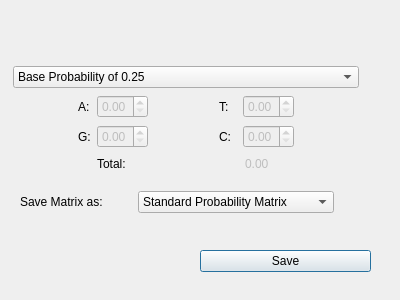
The window that src/askBaseProb.ui (TaronSilver/genom) describes before a commit, drawn with Qt 5.
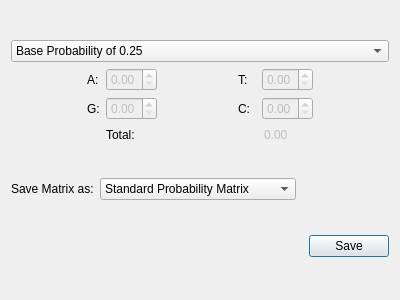
The same window after the commit.

```diff
--- a/src/askBaseProb.ui
+++ b/src/askBaseProb.ui
@@ -13,15 +13,76 @@
   <property name="windowTitle">
    <string>Dialog</string>
   </property>
-  <widget class="QWidget" name="layoutWidget">
-   <property name="geometry">
-    <rect>
-     <x>13</x>
-     <y>65</y>
-     <width>346</width>
-     <height>111</height>
-    </rect>
-   </property>
+  <layout class="QGridLayout" name="gridLayout_2">
+   <item row="3" column="1">
+    <widget class="QPushButton" name="buttonSave">
+     <property name="text">
+      <string>Save</string>
+     </property>
+    </widget>
+   </item>
+   <item row="3" column="0">
+    <spacer name="horizontalSpacer_7">
+     <property name="orientation">
+      <enum>Qt::Horizontal</enum>
+     </property>
+     <property name="sizeHint" stdset="0">
+      <size>
+       <width>40</width>
+       <height>20</height>
+      </size>
+     </property>
+    </spacer>
+   </item>
+   <item row="1" column="0" colspan="2">
+    <layout class="QGridLayout" name="gridLayout">
+     <item row="0" column="1">
+      <widget class="QComboBox" name="chooseMatrix">
+       <item>
+        <property name="text">
+         <string>Standard Probability Matrix</string>
+        </property>
+       </item>
+       <item>
+        <property name="text">
+         <string>Normalized Probability Matrix</string>
+        </property>
+       </item>
+       <item>
+        <property name="text">
+         <string>Standard Logarithmic Matrix</string>
+        </property>
+       </item>
+       <item>
+        <property name="text">
+         <string>Normalized Logarithmic Matrix</string>
+        </property>
+       </item>
+      </widget>
+     </item>
+     <item row="0" column="0">
+      <widget class="QLabel" name="label_2">
+       <property name="text">
+        <string>Save Matrix as:</string>
+       </property>
+      </widget>
+     </item>
+     <item row="0" column="2">
+      <spacer name="horizontalSpacer_8">
+       <property name="orientation">
+        <enum>Qt::Horizontal</enum>
+       </property>
+       <property name="sizeHint" stdset="0">
+        <size>
+         <width>40</width>
+         <height>20</height>
+        </size>
+       </property>
+      </spacer>
+     </item>
+    </layout>
+   </item>
+   <item row="0" column="0" colspan="2">
    <layout class="QGridLayout" name="gridLayout_3">
     <item row="2" column="2">
      <widget class="QDoubleSpinBox" name="spinA">
@@ -253,63 +314,8 @@
      </widget>
     </item>
    </layout>
-  </widget>
-  <widget class="QPushButton" name="buttonSave">
-   <property name="geometry">
-    <rect>
-     <x>200</x>
-     <y>250</y>
-     <width>171</width>
-     <height>22</height>
-    </rect>
-   </property>
-   <property name="text">
-    <string>Save</string>
-   </property>
-  </widget>
-  <widget class="QWidget" name="layoutWidget_2">
-   <property name="geometry">
-    <rect>
-     <x>20</x>
-     <y>190</y>
-     <width>314</width>
-     <height>24</height>
-    </rect>
-   </property>
-   <layout class="QGridLayout" name="gridLayout">
-    <item row="0" column="1">
-     <widget class="QComboBox" name="chooseMatrix">
-      <item>
-       <property name="text">
-        <string>Standard Probability Matrix</string>
-       </property>
-      </item>
-      <item>
-       <property name="text">
-        <string>Normalized Probability Matrix</string>
-       </property>
-      </item>
-      <item>
-       <property name="text">
-        <string>Standard Logarithmic Matrix</string>
-       </property>
-      </item>
-      <item>
-       <property name="text">
-        <string>Normalized Logarithmic Matrix</string>
-       </property>
-      </item>
-     </widget>
-    </item>
-    <item row="0" column="0">
-     <widget class="QLabel" name="label_2">
-      <property name="text">
-       <string>Save Matrix as:</string>
-      </property>
-     </widget>
-    </item>
-   </layout>
-  </widget>
+   </item>
+  </layout>
  </widget>
  <resources/>
  <connections/>
```
Lines whose indentation alone changed are shown as unchanged.
